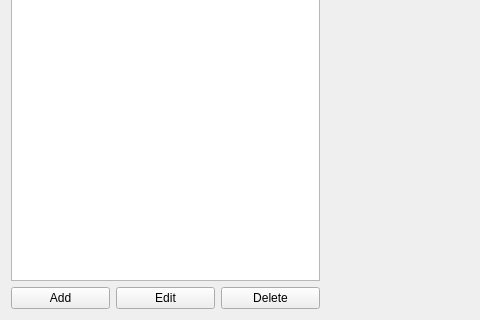
Qt form src/Widgets/detailedit.ui (Open-Transactions/Moneychanger) before a commit; both pictures show x 0 to 480 and y 262 to 582 of the 801 by 582 pixel window.
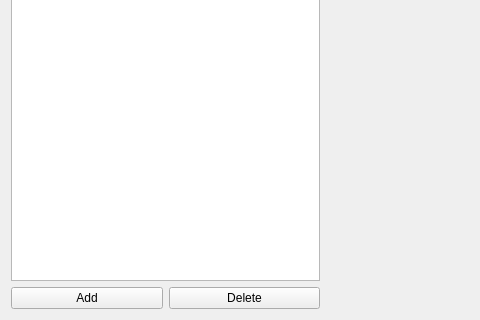
The same form after that commit.

```diff
--- a/src/Widgets/detailedit.ui
+++ b/src/Widgets/detailedit.ui
@@ -59,13 +59,6 @@
          </property>
         </widget>
        </item>
-       <item>
-        <widget class="QPushButton" name="editButton">
-         <property name="text">
-          <string>Edit</string>
-         </property>
-        </widget>
-       </item>
        <item>
         <widget class="QPushButton" name="deleteButton">
          <property name="text">
```
